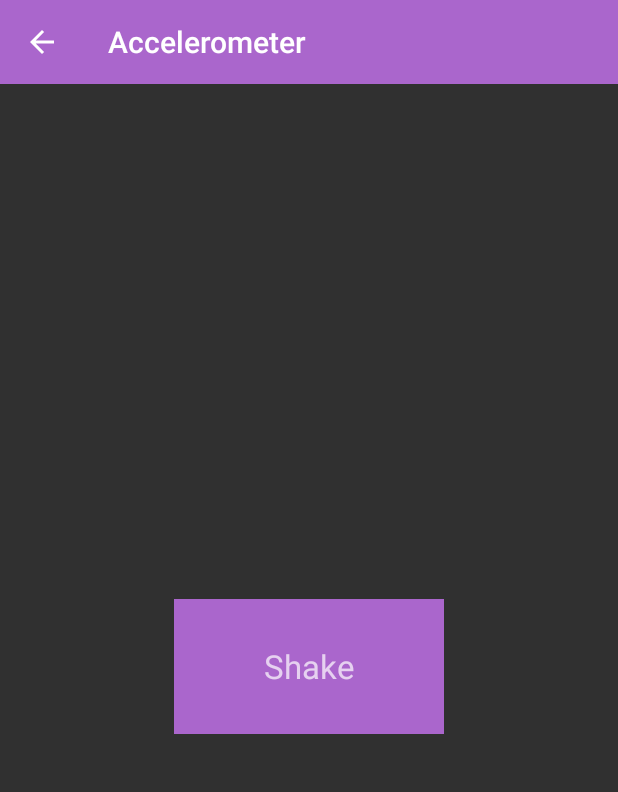
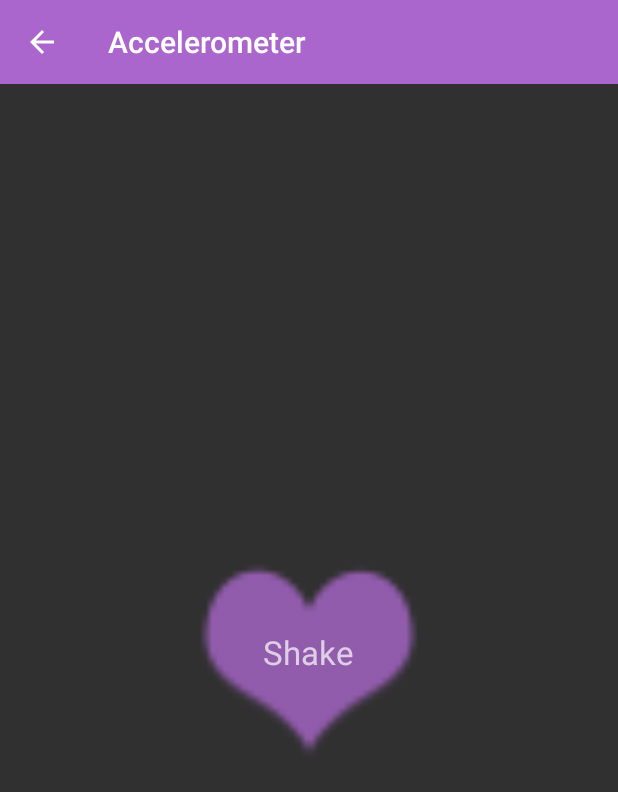
Before and after one commit to YusongLiang/SensorDemo, an Android app: the AccelerometerActivity screen opened directly, with no data from a screen before it, on a phone screen of 412 x 824 dp. Shown: the top 792 px of the screen. Run offline under Robolectric (Android 15) with nearby library versions, the phone set to English and light mode, and no system bars.

Commit message:
安卓各Sensor使用演示

```diff
--- a/app/src/main/java/com/felix/sensordemo/view/AccelerometerActivity.java
+++ b/app/src/main/java/com/felix/sensordemo/view/AccelerometerActivity.java
@@ -12,6 +12,7 @@ import android.view.animation.Animation;
 import android.view.animation.AnimationSet;
 import android.view.animation.CycleInterpolator;
 import android.view.animation.RotateAnimation;
+import android.widget.RelativeLayout;
 import android.widget.TextView;
 
 import com.felix.sensordemo.R;
@@ -24,7 +25,7 @@ public class AccelerometerActivity extends BaseActivity {
 
     private static final int REPEAT_COUNT = 8;
     private Toolbar toolbar;
-    private TextView tvShake;
+    private RelativeLayout rlShake;
     private SensorManager mManager;
     private Sensor mAccelerometerSensor;
     private Vibrator mVibrator;
@@ -58,7 +59,7 @@ public class AccelerometerActivity extends BaseActivity {
     protected void initView() {
         toolbar = (Toolbar) findViewById(R.id.toolbar);
         setSupportActionBar(toolbar);
-        tvShake = (TextView) findViewById(R.id.tv_shake);
+        rlShake = (RelativeLayout) findViewById(R.id.rl_shake);
     }
 
     @Override
@@ -97,7 +98,7 @@ public class AccelerometerActivity extends BaseActivity {
         animation.setInterpolator(new CycleInterpolator(REPEAT_COUNT));
         animation.setDuration(duration / REPEAT_COUNT);
         set.addAnimation(animation);
-        tvShake.startAnimation(set);
+        rlShake.startAnimation(set);
     }
 
     /**
--- a/app/src/main/res/layout/activity_accelerometer.xml
+++ b/app/src/main/res/layout/activity_accelerometer.xml
@@ -1,6 +1,7 @@
 <?xml version="1.0" encoding="utf-8"?>
 <android.support.constraint.ConstraintLayout xmlns:android="http://schemas.android.com/apk/res/android"
     xmlns:app="http://schemas.android.com/apk/res-auto"
+    xmlns:tools="http://schemas.android.com/tools"
     android:layout_width="match_parent"
     android:layout_height="match_parent">
 
@@ -17,19 +18,28 @@
         app:navigationIcon="?attr/homeAsUpIndicator"
         app:title="@string/label_accelerometer" />
 
-    <TextView
-        android:textSize="22sp"
-        android:background="@color/colorPrimary"
-        android:id="@+id/tv_shake"
+    <RelativeLayout
+        android:id="@+id/rl_shake"
         android:layout_width="wrap_content"
         android:layout_height="wrap_content"
-        android:layout_marginTop="8dp"
-        android:gravity="center"
-        android:minHeight="90dp"
-        android:minWidth="180dp"
-        android:text="@string/shake"
+        app:layout_constraintTop_toBottomOf="@+id/toolbar"
         app:layout_constraintBottom_toBottomOf="parent"
-        app:layout_constraintLeft_toLeftOf="parent"
         app:layout_constraintRight_toRightOf="parent"
-        app:layout_constraintTop_toBottomOf="@+id/toolbar" />
+        app:layout_constraintLeft_toLeftOf="parent">
+
+        <ImageView
+            android:layout_width="200dp"
+            android:layout_height="200dp"
+            android:layout_centerInParent="true"
+            android:src="@drawable/ic_shake"
+            android:contentDescription="@null" />
+
+        <TextView
+            android:layout_centerHorizontal="true"
+            android:layout_marginTop="80dp"
+            android:layout_width="wrap_content"
+            android:layout_height="wrap_content"
+            android:text="@string/shake"
+            android:textSize="22sp" />
+    </RelativeLayout>
 </android.support.constraint.ConstraintLayout>
```
Also changed, not shown: app/src/main/res/drawable-hdpi/ic_compass.png (added), app/src/main/res/drawable-hdpi/ic_shake.png (added), app/src/main/res/drawable-mdpi/ic_compass.png (added), app/src/main/res/drawable-mdpi/ic_shake.png (added), app/src/main/res/drawable-xhdpi/ic_compass.png (added), app/src/main/res/drawable-xhdpi/ic_shake.png (added), app/src/main/res/drawable-xxhdpi/ic_compass.png (added), app/src/main/res/drawable-xxhdpi/ic_shake.png (added), app/src/main/res/drawable/ic_compass.png (deleted), 1 other file.
